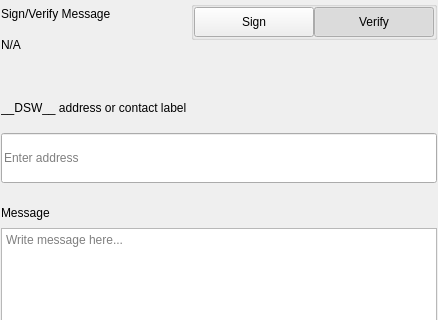
The window that src/qt/pivx/settings/forms/settingssignmessagewidgets.ui (decenomy/DSW) describes before a commit, drawn with Qt 5; both pictures show x 0 to 438 and y 0 to 320 of the 438 by 579 pixel window.
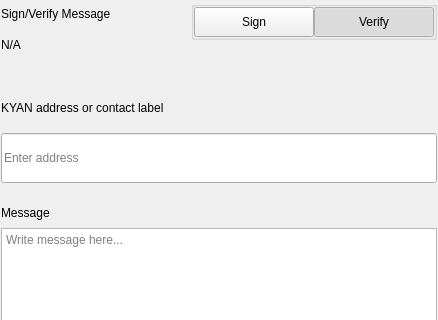
The same window after the commit.

The edit to the form file:
```diff
--- a/src/qt/pivx/settings/forms/settingssignmessagewidgets.ui
+++ b/src/qt/pivx/settings/forms/settingssignmessagewidgets.ui
@@ -276,7 +276,7 @@
                </size>
               </property>
               <property name="text">
-               <string>__DSW__ address or contact label</string>
+               <string>KYAN address or contact label</string>
               </property>
              </widget>
             </item>
```
